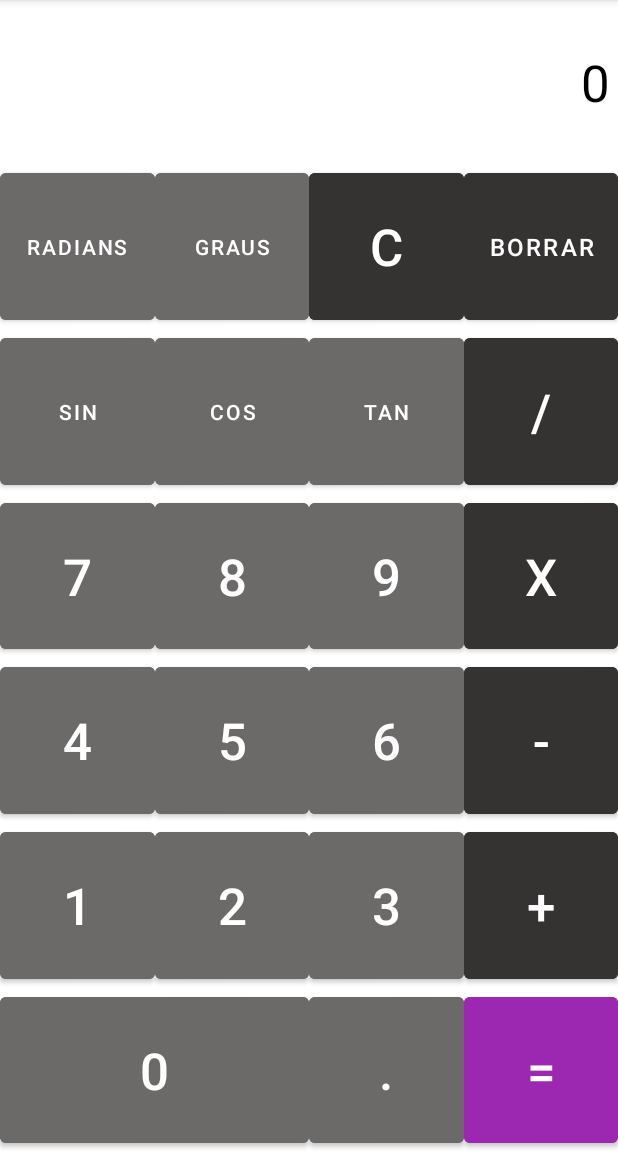
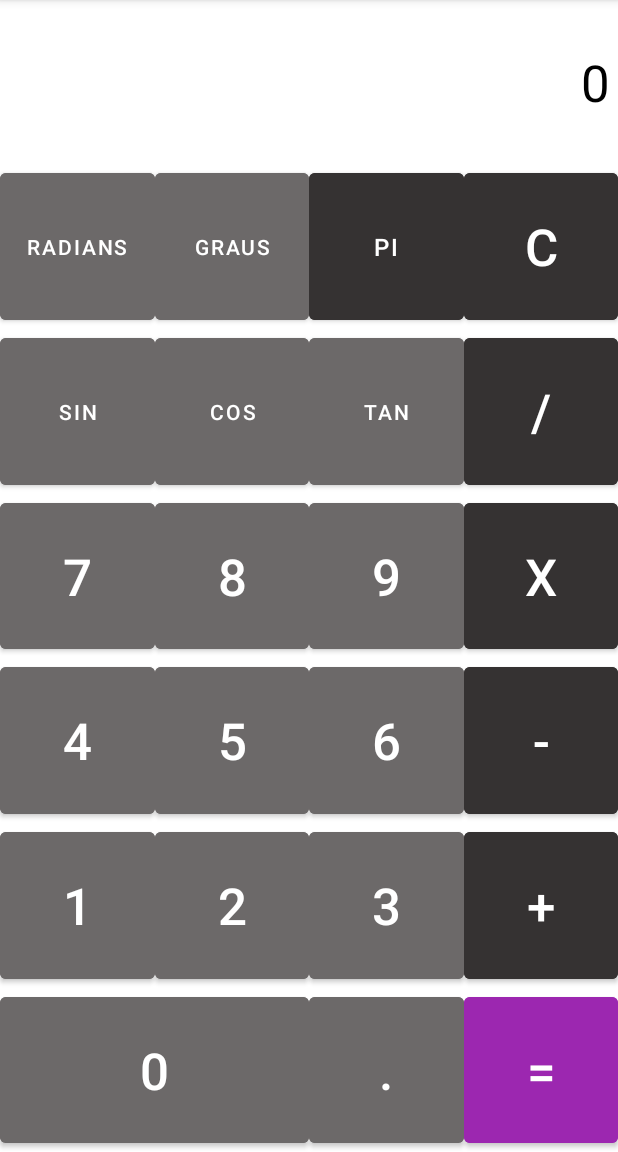
Before and after one commit to itziarmensa/Android_calculator, an Android app: the screen it shows after launch (MainActivity), on a phone screen of 412 x 824 dp, the part 84-1236 px from its top. Run offline under Robolectric (Android 15) with nearby library versions, the phone set to English and light mode, and no system bars.

Commit message:
Versión final

```diff
--- a/app/src/main/res/layout/activity_main.xml
+++ b/app/src/main/res/layout/activity_main.xml
@@ -72,8 +72,8 @@
         android:text="@string/c"
         android:textSize="34sp"
         app:layout_constraintBottom_toTopOf="@+id/guideline9"
-        app:layout_constraintEnd_toStartOf="@+id/guideline8"
-        app:layout_constraintStart_toStartOf="@+id/guideline7"
+        app:layout_constraintEnd_toEndOf="parent"
+        app:layout_constraintStart_toStartOf="@+id/guideline8"
         app:layout_constraintTop_toTopOf="@+id/guideline2" />
 
     <Button
@@ -142,15 +142,16 @@
         app:layout_constraintTop_toTopOf="@+id/guideline10" />
 
     <Button
-        android:id="@+id/button29"
+        android:id="@+id/PI"
         android:layout_width="0dp"
         android:layout_height="0dp"
         android:backgroundTint="#353232"
-        android:text="@string/borrar"
+        android:text="@string/pi"
         android:textSize="16sp"
+        android:onClick="pi"
         app:layout_constraintBottom_toTopOf="@+id/guideline9"
-        app:layout_constraintEnd_toEndOf="parent"
-        app:layout_constraintStart_toStartOf="@+id/guideline8"
+        app:layout_constraintEnd_toStartOf="@+id/guideline8"
+        app:layout_constraintStart_toStartOf="@+id/guideline7"
         app:layout_constraintTop_toTopOf="@+id/guideline2" />
 
     <Button
@@ -337,6 +338,7 @@
         android:layout_height="0dp"
         android:backgroundTint="#6C6969"
         android:text="@string/cos"
+        android:onClick="cos"
         app:layout_constraintBottom_toTopOf="@+id/guideline10"
         app:layout_constraintEnd_toStartOf="@+id/guideline7"
         app:layout_constraintStart_toStartOf="@+id/guideline3"
@@ -348,6 +350,7 @@
         android:layout_height="0dp"
         android:backgroundTint="#6C6969"
         android:text="@string/tan"
+        android:onClick="tan"
         app:layout_constraintBottom_toTopOf="@+id/guideline10"
         app:layout_constraintEnd_toStartOf="@+id/guideline8"
         app:layout_constraintStart_toStartOf="@+id/guideline7"
--- a/app/src/main/res/values/strings.xml
+++ b/app/src/main/res/values/strings.xml
@@ -24,4 +24,5 @@
     <string name="tan">tan</string>
     <string name="graus">graus</string>
     <string name="radians">radians</string>
+    <string name="pi">PI</string>
 </resources>
```
Also changed, not shown: app/src/main/java/edu/upc/dsa/androidcalculator/MainActivity.java (+71 -5 lines).
